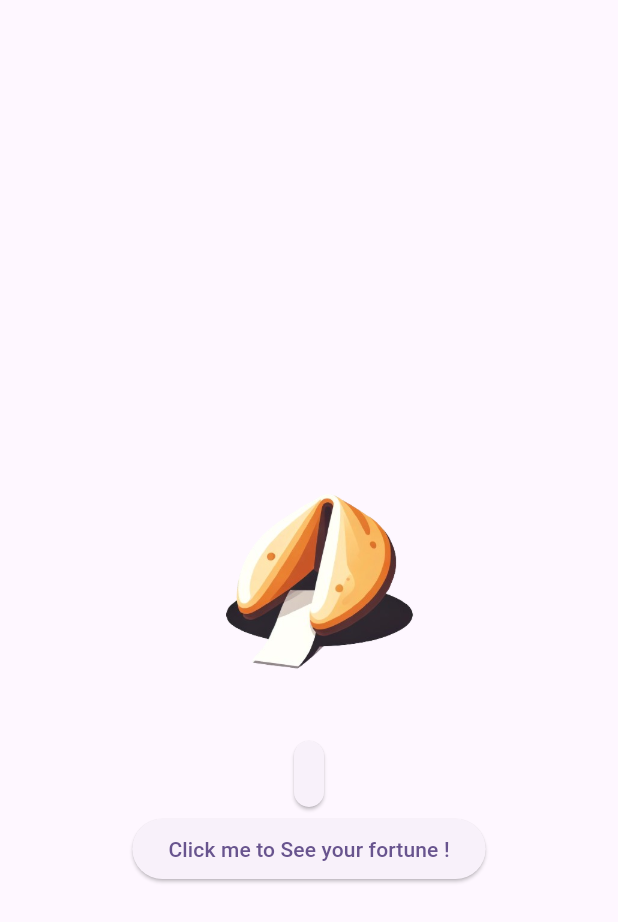
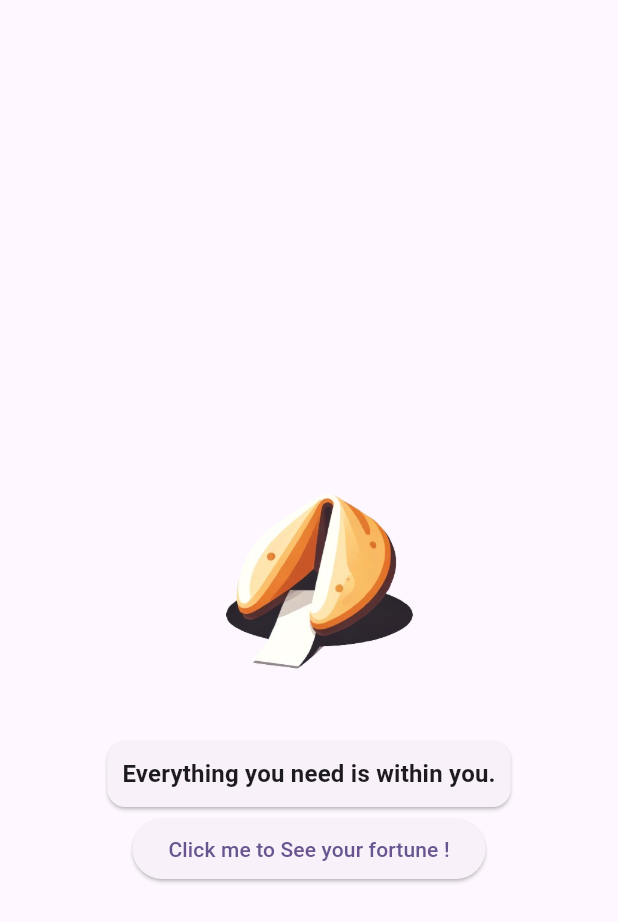
Before and after one commit to mustaqeem-m/Fortune-Cookies-Flutter, a Flutter app: the screen it shows after launch, on a phone screen of 412 x 824 dp. Shown: the top 922 px of the screen. Run offline on Flutter 3.47's test engine with Material 3 defaults, Android fonts, the phone set to English and light mode, and no system bars.

Commit message:
setState() => Provider

```diff
--- /dev/null
+++ b/lib/Providers/FortuneModel.dart
@@ -0,0 +1,68 @@
+import "package:flutter/material.dart";
+import "dart:math";
+
+class Fortunemodel extends ChangeNotifier {
+  String _currentFortune = "";
+
+  final _fortuneList = [
+    "Better luck tomorrow.",
+    "Have a nice day.",
+    "Better days are ahead.",
+    "You’ll find a treasure today.",
+    "Something you lost will return.",
+    "An old friend will contact you soon.",
+    "You are capable of amazing things.",
+    "Success is just around the corner.",
+    "Your hard work will pay off soon.",
+    "Trust your instincts today.",
+    "A surprise awaits you tonight.",
+    "Dream big — it's almost time.",
+    "Love will find you unexpectedly.",
+    "You are wiser than you think.",
+    "Adventure is calling — pick up.",
+    "Your energy is magnetic today.",
+    "Expect the unexpected.",
+    "Luck is preparing a visit.",
+    "Speak less. Listen more.",
+    "You are the storm, not the breeze.",
+    "Everything you need is within you.",
+    "Joy is hidden in the little things.",
+    "You will inspire someone today.",
+    "You are aligned with your purpose.",
+    "A new opportunity is forming silently.",
+    "Healing is happening behind the scenes.",
+    "Your silence will speak volumes today.",
+    "Let go of control — flow will find you.",
+    "Take the leap — the net will appear.",
+    "Greatness doesn’t rush — you're on time.",
+    "Your intuition already knows the way.",
+    "Today is a portal — walk boldly.",
+    "Your path is protected by unseen hands.",
+    "A hidden gift is wrapped in delay.",
+    "You're not behind — you're in incubation.",
+    "Balance will find you when you breathe.",
+    "Even shadows are proof of light.",
+    "You’re building something eternal.",
+    "Peace begins in your pause.",
+    "Doubt dies in disciplined action.",
+  ];
+
+  String get currentFortune => _currentFortune;
+
+  Fortunemodel() {
+    _generateRandomFortune();
+  }
+
+  void _generateRandomFortune() {
+    var random = Random();
+    int randNum = random.nextInt(_fortuneList.length);
+
+    _currentFortune = _fortuneList[randNum];
+
+    notifyListeners();
+  }
+
+  void getNewFortune() {
+    _generateRandomFortune();
+  }
+}
--- a/lib/main.dart
+++ b/lib/main.dart
@@ -1,8 +1,11 @@
 import 'package:flutter/material.dart';
 import "dart:math";
+import "package:provider/provider.dart";
+import 'package:fortune_cookie/Providers/FortuneModel.dart';
 
 void main() {
-  runApp(const MyApp());
+  runApp(ChangeNotifierProvider(create: (context) => Fortunemodel(),
+  child: const MyApp()));
 }
 
 class MyApp extends StatelessWidget {
@@ -27,60 +30,9 @@ class MyHomePage extends StatefulWidget {
 }
 
 class _MyHomePageState extends State<MyHomePage> {
-  final int _counter = 0;
-  String _currentFortune = "";
+  // final int _counter = 0;
+  final String _currentFortune = "";
 
-  final _fortuneList = [
-    "Better luck tomorrow.",
-    "Have a nice day.",
-    "Better days are ahead.",
-    "You’ll find a treasure today.",
-    "Something you lost will return.",
-    "An old friend will contact you soon.",
-    "You are capable of amazing things.",
-    "Success is just around the corner.",
-    "Your hard work will pay off soon.",
-    "Trust your instincts today.",
-    "A surprise awaits you tonight.",
-    "Dream big — it's almost time.",
-    "Love will find you unexpectedly.",
-    "You are wiser than you think.",
-    "Adventure is calling — pick up.",
-    "Your energy is magnetic today.",
-    "Expect the unexpected.",
-    "Luck is preparing a visit.",
-    "Speak less. Listen more.",
-    "You are the storm, not the breeze.",
-    "Everything you need is within you.",
-    "Joy is hidden in the little things.",
-    "You will inspire someone today.",
-    "You are aligned with your purpose.",
-    "A new opportunity is forming silently.",
-    "Healing is happening behind the scenes.",
-    "Your silence will speak volumes today.",
-    "Let go of control — flow will find you.",
-    "Take the leap — the net will appear.",
-    "Greatness doesn’t rush — you're on time.",
-    "Your intuition already knows the way.",
-    "Today is a portal — walk boldly.",
-    "Your path is protected by unseen hands.",
-    "A hidden gift is wrapped in delay.",
-    "You're not behind — you're in incubation.",
-    "Balance will find you when you breathe.",
-    "Even shadows are proof of light.",
-    "You’re building something eternal.",
-    "Peace begins in your pause.",
-    "Doubt dies in disciplined action.",
-  ];
-
-  void _randomFortune() {
-    var random = Random();
-    int fortune = random.nextInt(_fortuneList.length);
-    setState(() {
-      _currentFortune = _fortuneList[fortune];
-      print("StateChanged => $_currentFortune");
-    });
-  }
 
   // void _incrementCounter() {
   //   setState(() {
@@ -90,7 +42,10 @@ class _MyHomePageState extends State<MyHomePage> {
 
   @override
   Widget build(BuildContext context) {
-    print("New Build with latest current_fortune :  $_currentFortune");
+    final fortune = Provider.of<Fortunemodel>(
+      context,
+    );
+    // print("New Build with latest current_fortune :  $_currentFortune");
     return Scaffold(
       appBar: AppBar(),
       body: Center(
@@ -107,7 +62,7 @@ class _MyHomePageState extends State<MyHomePage> {
               child: Padding(
                 padding: const EdgeInsets.all(10.0),
                 child: Text(
-                  _currentFortune,
+                  fortune.currentFortune,
                   style: Theme.of(context).textTheme.titleMedium?.copyWith(
                     fontWeight: FontWeight.bold,
                   ),
@@ -115,7 +70,7 @@ class _MyHomePageState extends State<MyHomePage> {
               ),
             ),
             ElevatedButton(
-              onPressed: _randomFortune,
+              onPressed: () => {fortune.getNewFortune()},
               child: Text("Click me to See your fortune !"),
             ),
           ],
```
Also changed, not shown: pubspec.yaml (+4 -13 lines), pubspec.lock, 1 other file.
